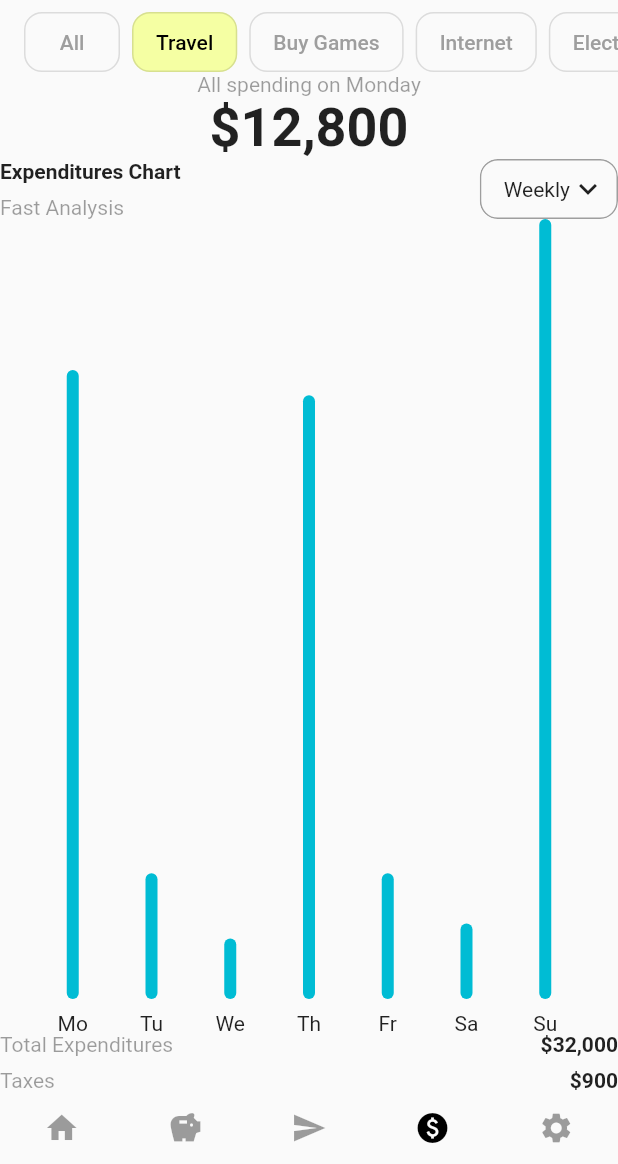
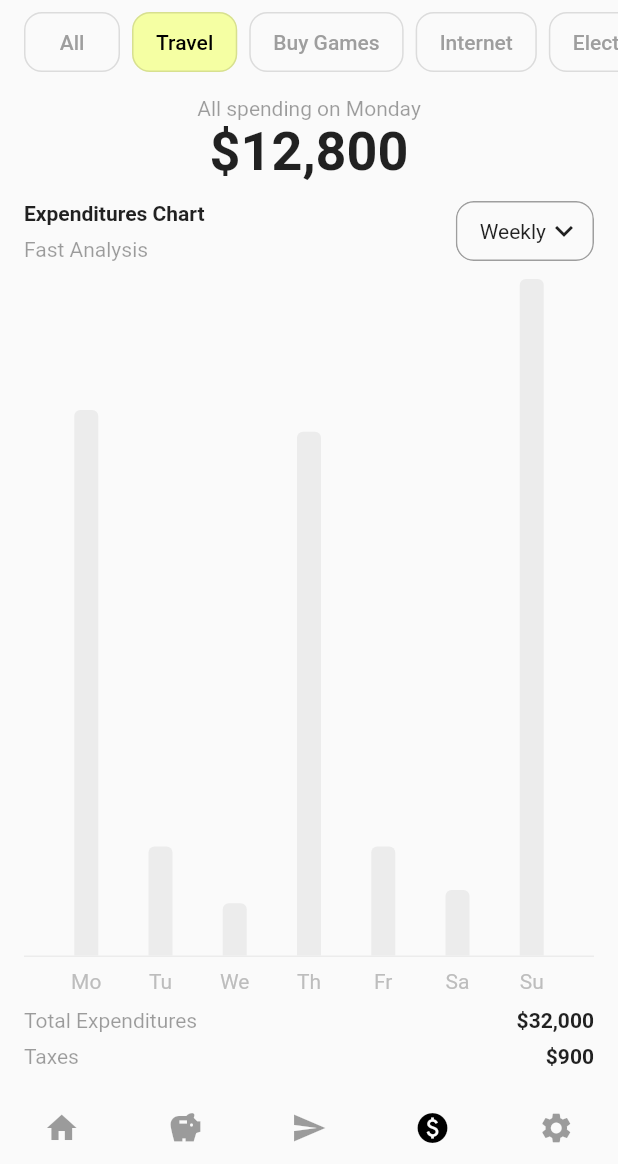
Before and after one commit to mivoligo/flutter_ui_practice_finance, a Flutter app: the screen it shows after launch, item 4 of the bottom bar chosen, on a phone screen of 412 x 824 dp, the part 72-1236 px from its top. Run offline on Flutter 3.47's test engine with Material 2 defaults, Android fonts, the phone set to English and light mode, and no system bars; drawn by our look-alikes of fl_chart.

Commit message:
Style Spending Chart widget

```diff
--- a/lib/screens/chart_screen.dart
+++ b/lib/screens/chart_screen.dart
@@ -12,13 +12,24 @@ class ChartScreen extends StatelessWidget {
   Widget build(BuildContext context) {
     return Column(
       children: [
-        SizedBox(
+        const SizedBox(
           height: 40,
           child: SpendingTypes(),
         ),
-        SpendingSummary(),
-        Expanded(child: SpendingChart()),
-        TotalSpending(),
+        Expanded(
+          child: Padding(
+            padding: const EdgeInsets.all(16.0),
+            child: Column(
+              children: const [
+                SpendingSummary(),
+                SizedBox(height: 12),
+                Expanded(child: SpendingChart()),
+                SizedBox(height: 12),
+                TotalSpending(),
+              ],
+            ),
+          ),
+        ),
       ],
     );
   }
--- a/lib/widgets/spending_chart.dart
+++ b/lib/widgets/spending_chart.dart
@@ -11,6 +11,7 @@ class SpendingChart extends StatelessWidget {
     return Column(
       children: const [
         _ChartHeader(),
+        SizedBox(height: 12),
         Expanded(child: _Chart()),
       ],
     );
@@ -68,8 +69,15 @@ class _ChartHeader extends StatelessWidget {
   }
 }
 
-class _Chart extends StatelessWidget {
+class _Chart extends StatefulWidget {
   const _Chart({Key? key}) : super(key: key);
+
+  @override
+  State<_Chart> createState() => _ChartState();
+}
+
+class _ChartState extends State<_Chart> {
+  int tapIndex = -1;
 
   @override
   Widget build(BuildContext context) {
@@ -79,7 +87,12 @@ class _Chart extends StatelessWidget {
         gridData: FlGridData(show: false),
         // remove the borders
         borderData: FlBorderData(
-          show: false,
+          border: const Border(
+            bottom: BorderSide(
+              width: 1,
+              color: Color(0xFFECECEC),
+            ),
+          ),
         ),
         // titles
         titlesData: FlTitlesData(
@@ -99,13 +112,31 @@ class _Chart extends StatelessWidget {
                 final day = spendings[value.toInt()].day;
                 return Padding(
                   padding: const EdgeInsets.only(top: 8.0),
-                  child: Text(day),
+                  child: Text(
+                    day,
+                    style: TextStyle(
+                      color: tapIndex == value.toInt()
+                          ? Colors.black
+                          : Colors.grey.shade400,
+                    ),
+                  ),
                 );
               },
             ),
           ),
         ),
         maxY: maxValue.toDouble(),
+        barTouchData: BarTouchData(
+          touchCallback: (event, response) {
+            if (response != null && event is FlTapUpEvent) {
+              setState(() {
+                if (response.spot != null) {
+                  tapIndex = response.spot!.touchedBarGroupIndex;
+                }
+              });
+            }
+          },
+        ),
         barGroups: [
           for (int i = 0; i < spendings.length; i++)
             BarChartGroupData(
@@ -113,6 +144,14 @@ class _Chart extends StatelessWidget {
               barRods: [
                 BarChartRodData(
                   toY: spendings[i].spending.toDouble(),
+                  color: tapIndex == i
+                      ? const Color(0xFF17D77C)
+                      : const Color(0xFFECECEC),
+                  width: 16,
+                  borderRadius: const BorderRadius.only(
+                    topLeft: Radius.circular(4),
+                    topRight: Radius.circular(4),
+                  ),
                 ),
               ],
             )
```
